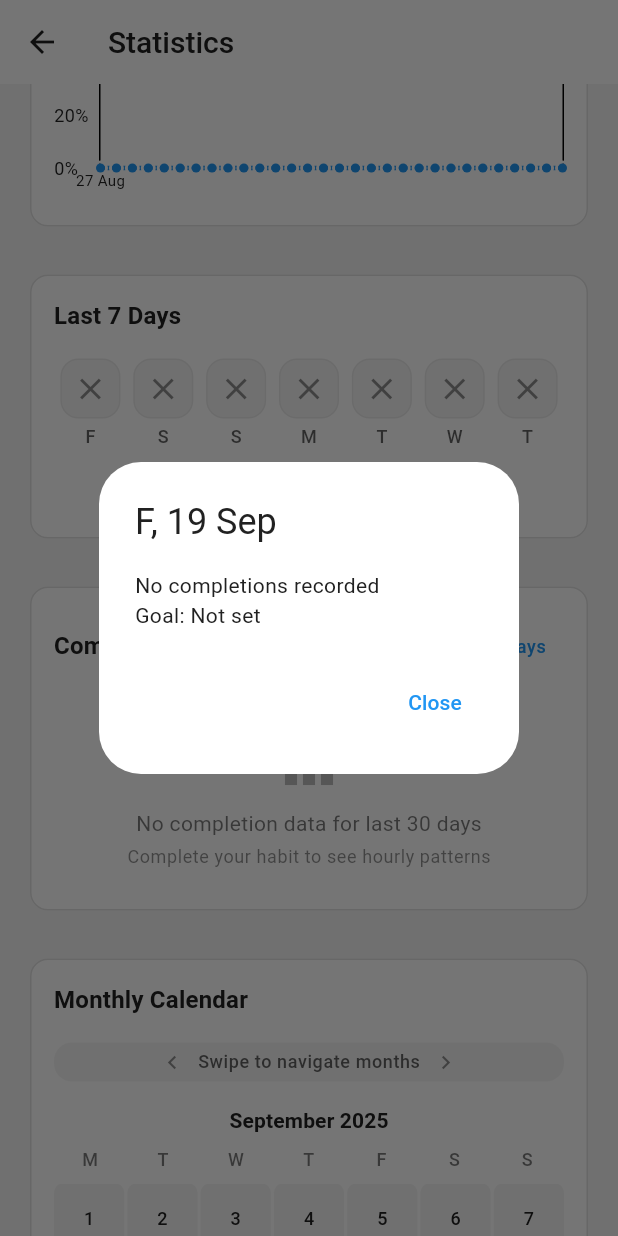
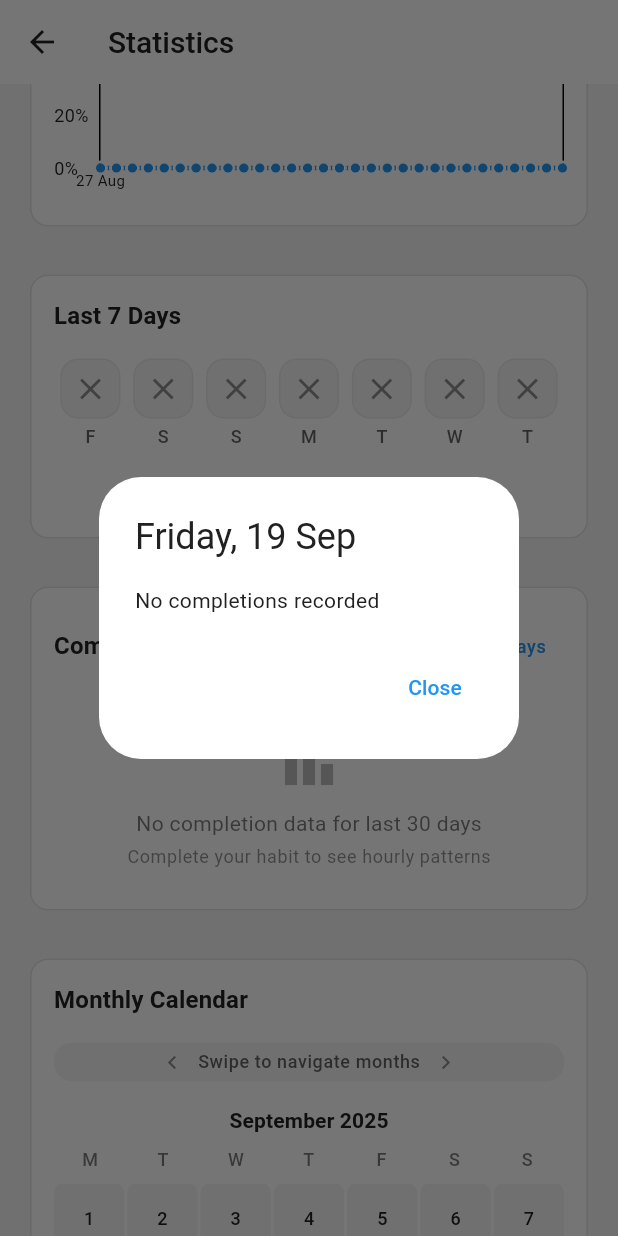
Before and after one commit to fcavaletto/habit_forge_app, a Flutter app: the StatsScreen screen opened directly with empty values, scrolled down 576 dp, after a tap on the "close" icon, on a phone screen of 412 x 824 dp. Run offline on Flutter 3.47's test engine with Material 3 defaults, Android fonts, the phone set to English and light mode, and no system bars; drawn by our look-alikes of fl_chart; our stand-ins replace file_picker, flutter_local_notifications, share_plus, sqflite, timezone; accounts and stored records are empty.

Commit message:
refactor: Refine Last 7 Days dialog display
Improvements:
- Remove 'Goal: Not Set' line when no completions recorded
- Change day format from 'T, 25 Sep' to 'Tuesday, 25 Sep'
- Add _getFullDayName() method for complete weekday names
- Cleaner dialog content for days with no completions

Changes:
- Dialog now shows only 'No completions recorded' for empty days
- Full weekday names: Monday, Tuesday, Wednesday, etc.
- Better user experience with cleaner, more informative dialogs

Result:
- More professional appearance
- Clearer information display
- Consistent with user expectations

```diff
--- a/lib/widgets/stats/last_7_days_overview.dart
+++ b/lib/widgets/stats/last_7_days_overview.dart
@@ -161,15 +161,20 @@ class Last7DaysOverview extends StatelessWidget {
     return dayNames[date.weekday - 1]; // weekday is 1-7, array is 0-6
   }
 
+  String _getFullDayName(DateTime date) {
+    const fullDayNames = ['Monday', 'Tuesday', 'Wednesday', 'Thursday', 'Friday', 'Saturday', 'Sunday'];
+    return fullDayNames[date.weekday - 1]; // weekday is 1-7, array is 0-6
+  }
+
   /// Show day details dialog
   void _showDayDetails(BuildContext context, DateTime date, CompletionRecord? record) {
-    final dayName = _getDayName(date);
+    final fullDayName = _getFullDayName(date);
     final dateStr = '${date.day} ${_getMonthAbbreviation(date.month)}';
 
     showDialog(
       context: context,
       builder: (context) => AlertDialog(
-        title: Text('$dayName, $dateStr'),
+        title: Text('$fullDayName, $dateStr'),
         content: Column(
           mainAxisSize: MainAxisSize.min,
           crossAxisAlignment: CrossAxisAlignment.start,
@@ -195,7 +200,6 @@ class Last7DaysOverview extends StatelessWidget {
               ),
             ] else ...[
               Text('No completions recorded'),
-              Text('Goal: Not set'),
             ],
           ],
         ),
```
